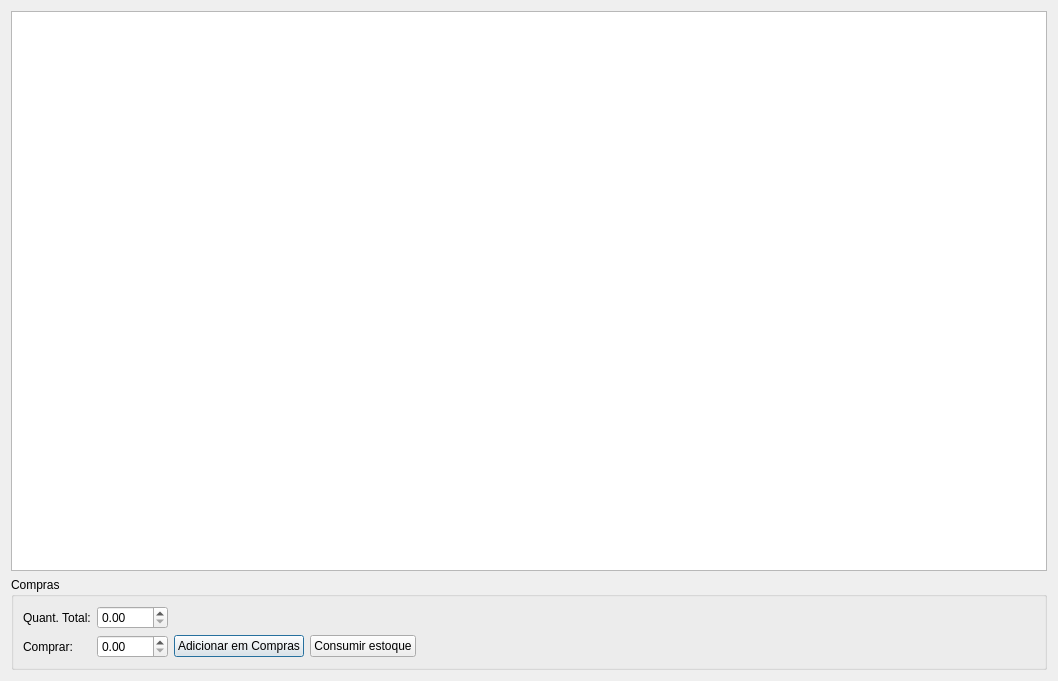
Before: the Qt Designer form ui/produtospendentes.ui in lellisls/ERP-STACCATO, drawn with Qt 5.
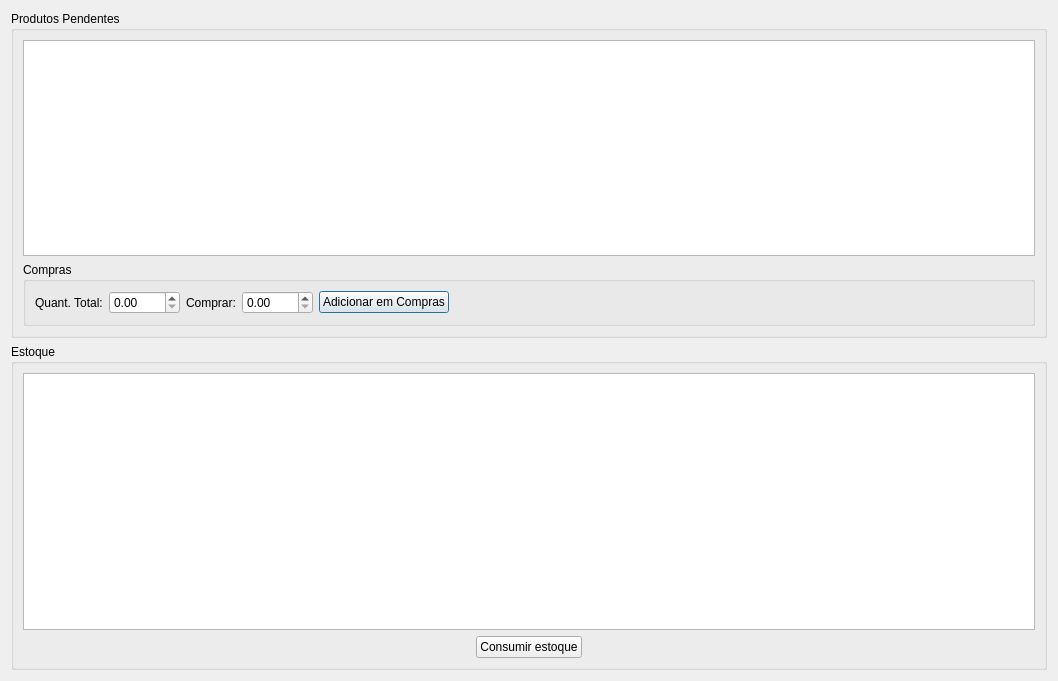
After: the same form once the commit is applied. Custom widgets are drawn as their Qt base class.

```diff
--- a/ui/produtospendentes.ui
+++ b/ui/produtospendentes.ui
@@ -15,6 +15,12 @@
   </property>
   <layout class="QGridLayout" name="gridLayout_7">
    <item row="0" column="0">
+    <widget class="QGroupBox" name="groupBox">
+     <property name="title">
+      <string>Produtos Pendentes</string>
+     </property>
+     <layout class="QGridLayout" name="gridLayout">
+      <item row="0" column="0">
     <widget class="TableView" name="tableProdutos">
      <property name="sizeAdjustPolicy">
       <enum>QAbstractScrollArea::AdjustToContents</enum>
@@ -42,34 +48,20 @@
       <string>Compras</string>
      </property>
      <layout class="QGridLayout" name="gridLayout_5">
-      <item row="0" column="0">
-       <widget class="QLabel" name="labelQuantTotal">
-        <property name="text">
-         <string>Quant. Total:</string>
-        </property>
-       </widget>
-      </item>
-      <item row="2" column="0">
+         <item row="0" column="2">
        <widget class="QLabel" name="labelComprar">
         <property name="text">
          <string>Comprar:</string>
         </property>
        </widget>
       </item>
-      <item row="2" column="1">
+         <item row="0" column="3">
        <widget class="QDoubleSpinBox" name="doubleSpinBoxComprar">
         <property name="maximum">
          <double>9999.989999999999782</double>
         </property>
        </widget>
       </item>
-      <item row="2" column="2">
-       <widget class="QPushButton" name="pushButtonComprar">
-        <property name="text">
-         <string>Adicionar em Compras</string>
-        </property>
-       </widget>
-      </item>
       <item row="0" column="1">
        <widget class="QDoubleSpinBox" name="doubleSpinBoxQuantTotal">
         <property name="maximum">
@@ -77,7 +69,21 @@
         </property>
        </widget>
       </item>
-      <item row="2" column="4">
+         <item row="0" column="4">
+          <widget class="QPushButton" name="pushButtonComprar">
+           <property name="text">
+            <string>Adicionar em Compras</string>
+           </property>
+          </widget>
+         </item>
+         <item row="0" column="0">
+          <widget class="QLabel" name="labelQuantTotal">
+           <property name="text">
+            <string>Quant. Total:</string>
+           </property>
+          </widget>
+         </item>
+         <item row="0" column="5">
        <spacer name="horizontalSpacer_4">
         <property name="orientation">
          <enum>Qt::Horizontal</enum>
@@ -90,7 +96,19 @@
         </property>
        </spacer>
       </item>
-      <item row="2" column="3">
+        </layout>
+       </widget>
+      </item>
+     </layout>
+    </widget>
+   </item>
+   <item row="1" column="0">
+    <widget class="QGroupBox" name="groupBox_2">
+     <property name="title">
+      <string>Estoque</string>
+     </property>
+     <layout class="QGridLayout" name="gridLayout_2">
+      <item row="1" column="1">
        <widget class="QPushButton" name="pushButtonConsumirEstoque">
         <property name="enabled">
          <bool>true</bool>
@@ -100,6 +118,35 @@
         </property>
        </widget>
       </item>
+      <item row="1" column="2">
+       <spacer name="horizontalSpacer_5">
+        <property name="orientation">
+         <enum>Qt::Horizontal</enum>
+        </property>
+        <property name="sizeHint" stdset="0">
+         <size>
+          <width>40</width>
+          <height>20</height>
+         </size>
+        </property>
+       </spacer>
+      </item>
+      <item row="1" column="0">
+       <spacer name="horizontalSpacer">
+        <property name="orientation">
+         <enum>Qt::Horizontal</enum>
+        </property>
+        <property name="sizeHint" stdset="0">
+         <size>
+          <width>40</width>
+          <height>20</height>
+         </size>
+        </property>
+       </spacer>
+      </item>
+      <item row="0" column="0" colspan="3">
+       <widget class="TableView" name="tableEstoque"/>
+      </item>
      </layout>
     </widget>
    </item>
```
Left out of the diff: 2 changed lines with no effect on the pictures. Lines whose indentation alone changed are shown as unchanged.
